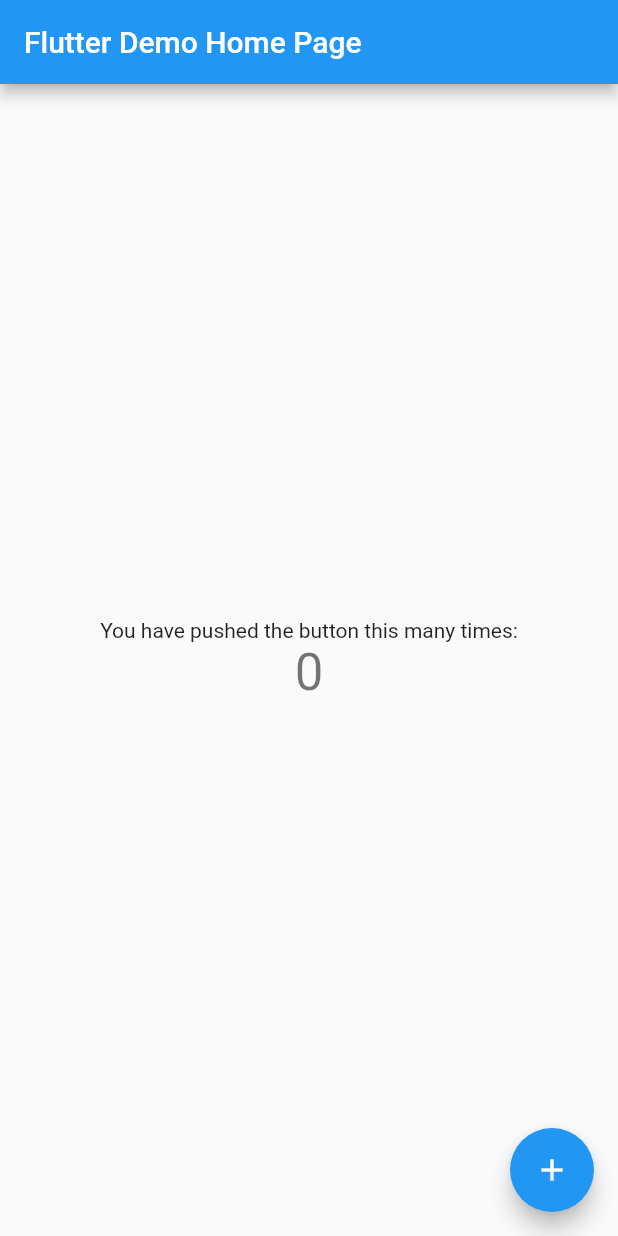
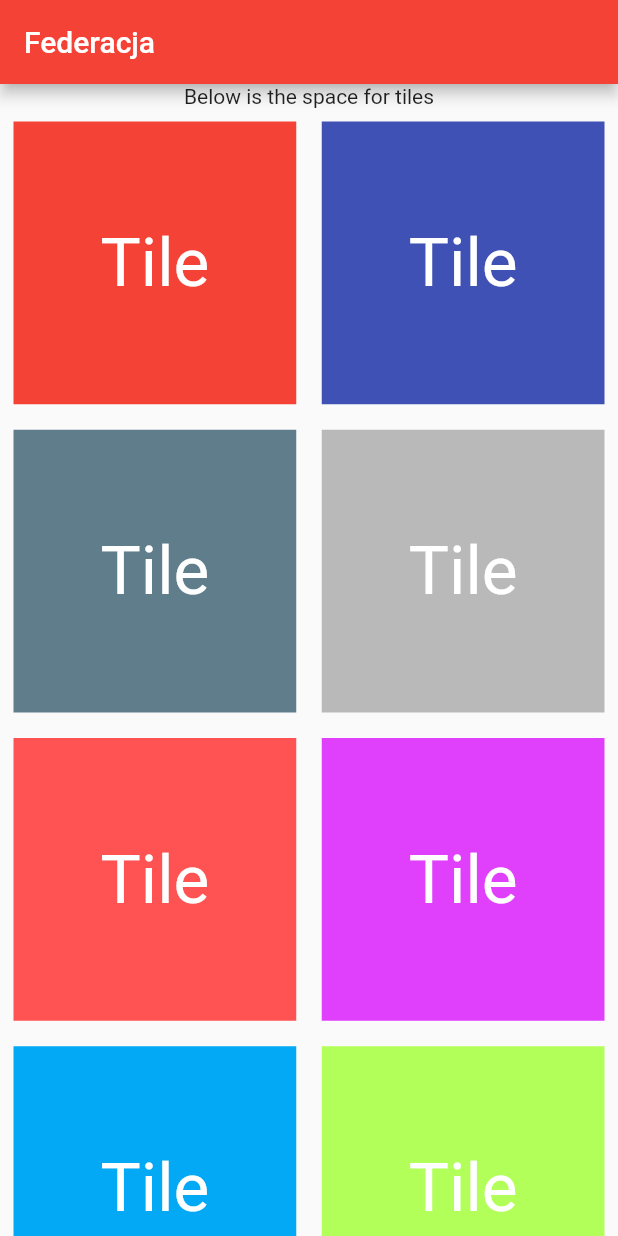
Before and after one commit to mjkonko/fede_app, a Flutter app: the screen it shows after launch, on a phone screen of 412 x 824 dp. Run offline on Flutter 3.47's test engine with Material 2 defaults, Android fonts, the phone set to English and light mode, and no system bars.

Commit message:
Implemented tile design

```diff
--- /dev/null
+++ b/federacja_app/lib/homepageutil.dart
@@ -0,0 +1,61 @@
+import 'package:flutter/material.dart';
+
+class HomePageUtil extends StatelessWidget {
+  @override
+  Widget build(BuildContext context) {
+    //Build Home Page list of Tiles
+    return Expanded(
+        child: GridView.count(
+            crossAxisCount: 2,
+            childAspectRatio: 1,
+            padding: const EdgeInsets.all(1.0),
+            mainAxisSpacing: 1.0,
+            crossAxisSpacing: 1.0,
+            children: [
+          Tile(test, 'Tile', Colors.red),
+          Tile(test2, 'Tile', Colors.indigo),
+          Tile(test, 'Tile', Colors.blueGrey),
+          Tile(test, 'Tile', Colors.black26),
+          Tile(test, 'Tile', Colors.redAccent),
+          Tile(test, 'Tile', Colors.purpleAccent),
+          Tile(test, 'Tile', Colors.lightBlue),
+          Tile(test, 'Tile', Colors.lightGreenAccent),
+          Tile(test2, 'Tile', Colors.indigo),
+          Tile(test, 'Tile', Colors.blueGrey)
+        ]));
+  }
+
+  test() {
+    print("Click event on Container");
+  }
+
+  test2() {
+    print("Click event on 2");
+  }
+}
+
+class Tile extends StatelessWidget {
+  final Function action;
+  final String title;
+  final Color color;
+
+  const Tile(this.action, this.title, this.color, {Key? key}) : super(key: key);
+
+  @override
+  Widget build(BuildContext context) {
+    return TextButton(
+        onPressed: () {
+          action();
+        },
+        child: Container(
+          padding: const EdgeInsets.all(2.0),
+          color: color,
+          alignment: Alignment.center,
+          child: Text(title,
+              style: Theme.of(context)
+                  .textTheme
+                  .headline3!
+                  .copyWith(color: Colors.white)),
+        ));
+  }
+}
--- a/federacja_app/lib/main.dart
+++ b/federacja_app/lib/main.dart
@@ -1,43 +1,36 @@
+import 'package:federacja_app/homepageutil.dart';
 import 'package:flutter/material.dart';
 
 void main() {
-  runApp(const MyApp());
+  runApp(const FedeApp());
 }
 
-class MyApp extends StatelessWidget {
-  const MyApp({Key? key}) : super(key: key);
+class FedeApp extends StatelessWidget {
+  const FedeApp({Key? key}) : super(key: key);
 
   // This widget is the root of your application.
   @override
   Widget build(BuildContext context) {
     return MaterialApp(
-      title: 'Flutter Demo',
+      title: 'Federacja',
       theme: ThemeData(
-        primarySwatch: Colors.blue,
-      ),
-      home: const MyHomePage(title: 'Flutter Demo Home Page'),
+          colorScheme: ColorScheme.fromSwatch(primarySwatch: Colors.red)
+              .copyWith(secondary: Colors.blueGrey)),
+      home: const TiledHomePage(title: 'Federacja'),
     );
   }
 }
 
-class MyHomePage extends StatefulWidget {
-  const MyHomePage({Key? key, required this.title}) : super(key: key);
+class TiledHomePage extends StatefulWidget {
+  const TiledHomePage({Key? key, required this.title}) : super(key: key);
 
   final String title;
 
   @override
-  State<MyHomePage> createState() => _MyHomePageState();
+  State<TiledHomePage> createState() => _MyHomePageState();
 }
 
-class _MyHomePageState extends State<MyHomePage> {
-  int _counter = 0;
-
-  void _incrementCounter() {
-    setState(() {
-      _counter++;
-    });
-  }
-
+class _MyHomePageState extends State<TiledHomePage> {
   @override
   Widget build(BuildContext context) {
     return Scaffold(
@@ -45,26 +38,15 @@ class _MyHomePageState extends State<MyHomePage> {
           title: Text(widget.title),
         ),
         body: Center(
-
           child: Column(
-
             mainAxisAlignment: MainAxisAlignment.center,
             children: <Widget>[
               const Text(
-              'You have pushed the button this many times:',
+                'Below is the space for tiles',
               ),
-            Text(
-              '$_counter',
-              style: Theme.of(context).textTheme.headline4,
-            ),
+              HomePageUtil().build(context)
             ],
           ),
-      ),
-      floatingActionButton: FloatingActionButton(
-        onPressed: _incrementCounter,
-        tooltip: 'Increment',
-        child: const Icon(Icons.add),
-      ),
-    );
+        ));
   }
 }
--- a/federacja_app/pubspec.yaml
+++ b/federacja_app/pubspec.yaml
@@ -44,7 +44,7 @@ dev_dependencies:
   # activated in the `analysis_options.yaml` file located at the root of your
   # package. See that file for information about deactivating specific lint
   # rules and activating additional ones.
-  flutter_lints: ^1.0.0
+  flutter_lints: ^2.0.1
 
 # For information on the generic Dart part of this file, see the
 # following page: https://dart.dev/tools/pub/pubspec
```
Also changed, not shown: federacja_app/pubspec.lock, 2 other files. Lines whose indentation alone changed are shown as unchanged.
